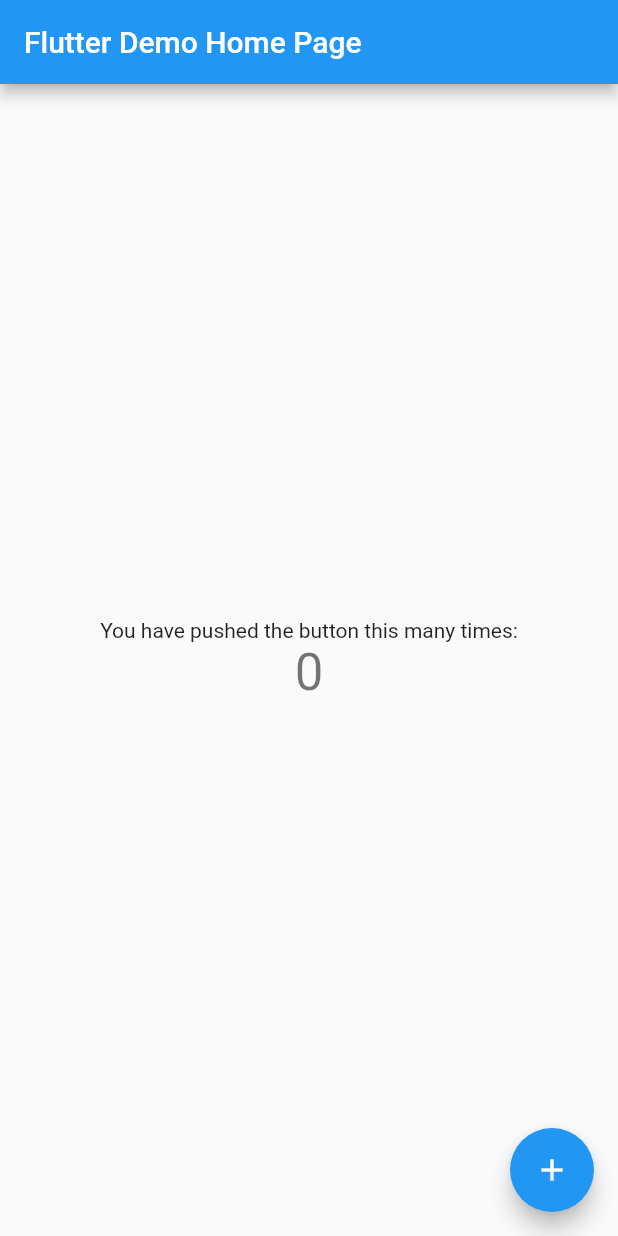
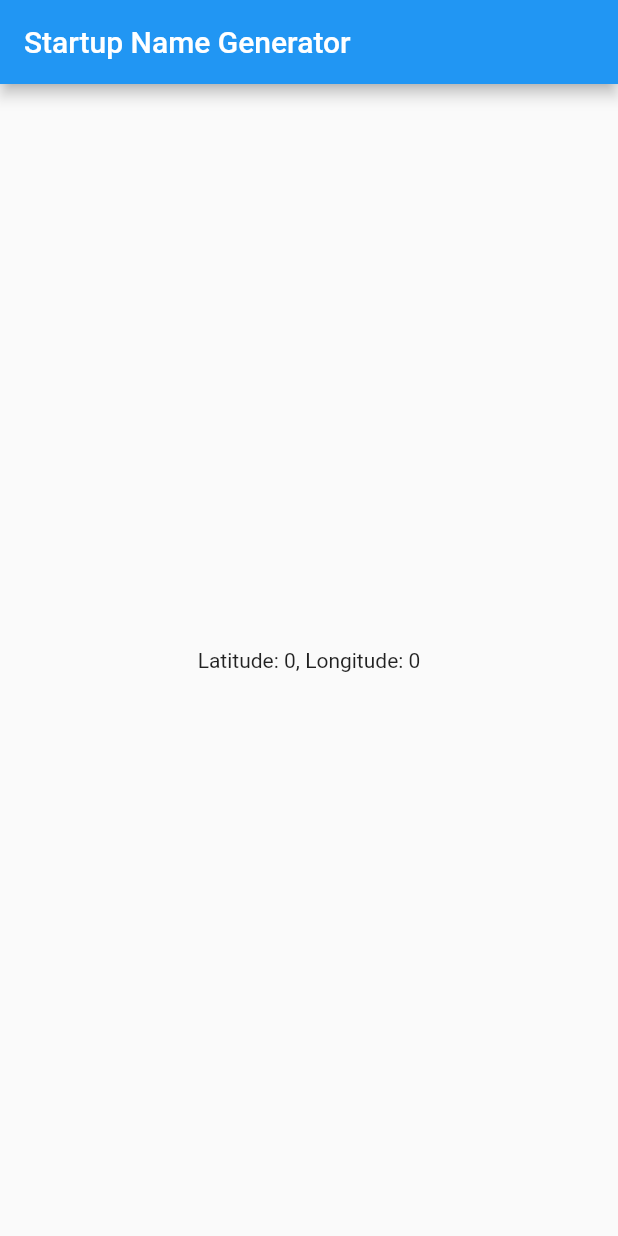
Before and after one commit to wahyutrip/flutter-woolha-geolocation, a Flutter app: the screen it shows after launch, on a phone screen of 412 x 824 dp. Run offline on Flutter 3.47's test engine with Material 2 defaults, Android fonts, the phone set to English and light mode, and no system bars; our stand-ins replace geolocator.

Commit message:
add stream position

```diff
--- a/lib/main.dart
+++ b/lib/main.dart
@@ -1,4 +1,6 @@
+import 'dart:async';
 import 'package:flutter/material.dart';
+import 'package:geolocator/geolocator.dart';
 
 void main() => runApp(MyApp());
 
@@ -7,105 +9,80 @@ class MyApp extends StatelessWidget {
   @override
   Widget build(BuildContext context) {
     return MaterialApp(
-      title: 'Flutter Demo',
-      theme: ThemeData(
-        // This is the theme of your application.
-        //
-        // Try running your application with "flutter run". You'll see the
-        // application has a blue toolbar. Then, without quitting the app, try
-        // changing the primarySwatch below to Colors.green and then invoke
-        // "hot reload" (press "r" in the console where you ran "flutter run",
-        // or simply save your changes to "hot reload" in a Flutter IDE).
-        // Notice that the counter didn't reset back to zero; the application
-        // is not restarted.
-        primarySwatch: Colors.blue,
-      ),
-      home: MyHomePage(title: 'Flutter Demo Home Page'),
+      title: 'Flutter Geolocation',
+      home: GeolocationExample(),
     );
   }
 }
 
-class MyHomePage extends StatefulWidget {
-  MyHomePage({Key key, this.title}) : super(key: key);
+class GeolocationExample extends StatefulWidget {
+  @override
+  _GeolocationExample createState() => _GeolocationExample();
+}
 
-  // This widget is the home page of your application. It is stateful, meaning
-  // that it has a State object (defined below) that contains fields that affect
-  // how it looks.
+class _GeolocationExample extends State<GeolocationExample> {
+  Geolocator _geolocator;
+  Position _position;
 
-  // This class is the configuration for the state. It holds the values (in this
-  // case the title) provided by the parent (in this case the App widget) and
-  // used by the build method of the State. Fields in a Widget subclass are
-  // always marked "final".
-
-  final String title;
+  void checkPermission() {
+    _geolocator.checkGeolocationPermissionStatus().then((status) {
+      print('status: $status');
+    });
+    _geolocator
+        .checkGeolocationPermissionStatus(
+            locationPermission: GeolocationPermission.locationAlways)
+        .then((status) {
+      print('always status: $status');
+    });
+    _geolocator.checkGeolocationPermissionStatus(
+        locationPermission: GeolocationPermission.locationWhenInUse)
+      ..then((status) {
+        print('whenInUse status: $status');
+      });
+  }
 
   @override
-  _MyHomePageState createState() => _MyHomePageState();
-}
+  void initState() {
+    super.initState();
+    _geolocator = Geolocator();
+    LocationOptions locationOptions =
+        LocationOptions(accuracy: LocationAccuracy.best, distanceFilter: 1);
 
-class _MyHomePageState extends State<MyHomePage> {
-  int _counter = 0;
+    checkPermission();
+    updateLocation();
 
-  void _incrementCounter() {
-    setState(() {
-      // This call to setState tells the Flutter framework that something has
-      // changed in this State, which causes it to rerun the build method below
-      // so that the display can reflect the updated values. If we changed
-      // _counter without calling setState(), then the build method would not be
-      // called again, and so nothing would appear to happen.
-      _counter++;
+    StreamSubscription positionStream = _geolocator
+        .getPositionStream(locationOptions)
+        .listen((Position position) {
+      _position = position;
     });
+  }
+
+  void updateLocation() async {
+    try {
+      Position newPosition = await Geolocator()
+          .getCurrentPosition(desiredAccuracy: LocationAccuracy.best)
+          .timeout(new Duration(seconds: 5));
+
+      setState(() {
+        _position = newPosition;
+      });
+    } catch (e) {
+      print('Error: ${e.toString()}');
+    }
   }
 
   @override
   Widget build(BuildContext context) {
-    // This method is rerun every time setState is called, for instance as done
-    // by the _incrementCounter method above.
-    //
-    // The Flutter framework has been optimized to make rerunning build methods
-    // fast, so that you can just rebuild anything that needs updating rather
-    // than having to individually change instances of widgets.
     return Scaffold(
       appBar: AppBar(
-        // Here we take the value from the MyHomePage object that was created by
-        // the App.build method, and use it to set our appbar title.
-        title: Text(widget.title),
+        title: Text('Startup Name Generator'),
       ),
       body: Center(
-        // Center is a layout widget. It takes a single child and positions it
-        // in the middle of the parent.
-        child: Column(
-          // Column is also a layout widget. It takes a list of children and
-          // arranges them vertically. By default, it sizes itself to fit its
-          // children horizontally, and tries to be as tall as its parent.
-          //
-          // Invoke "debug painting" (press "p" in the console, choose the
-          // "Toggle Debug Paint" action from the Flutter Inspector in Android
-          // Studio, or the "Toggle Debug Paint" command in Visual Studio Code)
-          // to see the wireframe for each widget.
-          //
-          // Column has various properties to control how it sizes itself and
-          // how it positions its children. Here we use mainAxisAlignment to
-          // center the children vertically; the main axis here is the vertical
-          // axis because Columns are vertical (the cross axis would be
-          // horizontal).
-          mainAxisAlignment: MainAxisAlignment.center,
-          children: <Widget>[
-            Text(
-              'You have pushed the button this many times:',
-            ),
-            Text(
-              '$_counter',
-              style: Theme.of(context).textTheme.headline4,
-            ),
-          ],
-        ),
+        child: Text(
+            'Latitude: ${_position != null ? _position.latitude.toString() : '0'},'
+            ' Longitude: ${_position != null ? _position.longitude.toString() : '0'}'),
       ),
-      floatingActionButton: FloatingActionButton(
-        onPressed: _incrementCounter,
-        tooltip: 'Increment',
-        child: Icon(Icons.add),
-      ), // This trailing comma makes auto-formatting nicer for build methods.
     );
   }
 }
--- a/pubspec.yaml
+++ b/pubspec.yaml
@@ -23,6 +23,7 @@ dependencies:
   # The following adds the Cupertino Icons font to your application.
   # Use with the CupertinoIcons class for iOS style icons.
   cupertino_icons: ^0.1.2
+  geolocator: ^5.2.1
 
 dev_dependencies:
   flutter_test:
```
Also changed, not shown: pubspec.lock, 3 other files.
